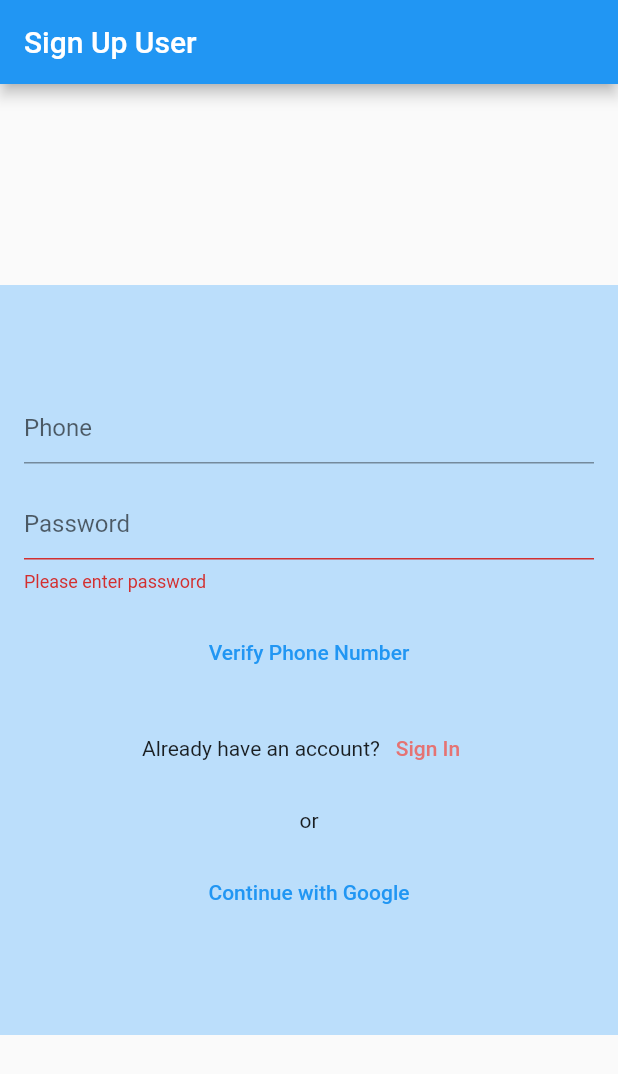
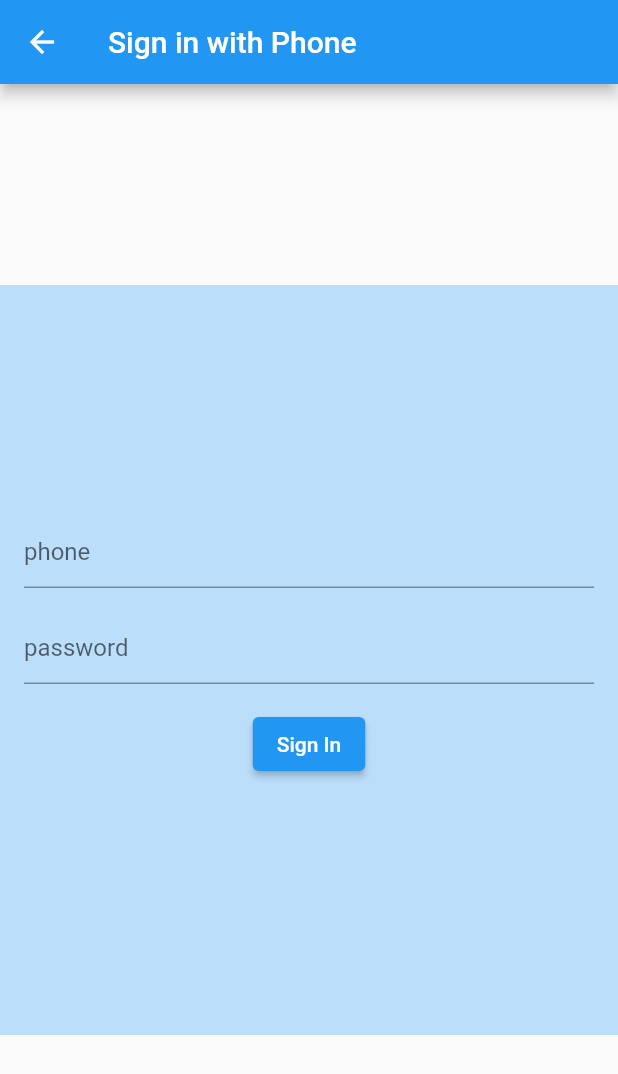
Before and after one commit to Dolma455/authentication_firebase, a Flutter app: the screen it shows after launch, after a tap on "Verify Phone Number", after a tap on "Sign In", on a phone screen of 412 x 824 dp. Shown: the top 1074 px of the screen. Run offline on Flutter 3.47's test engine with Material 2 defaults, Android fonts, the light colour scheme and no system bars; our stand-ins replace firebase_auth, firebase_core, google_sign_in; accounts and stored records are empty; network calls fail; key blocks and very long unbroken strings in the code were emptied for the run.

Commit message:
feat:Signup authentication wit phone success and login page for signin

```diff
--- a/lib/phone_auth/screen/signin_phone_screen.dart
+++ b/lib/phone_auth/screen/signin_phone_screen.dart
@@ -0,0 +1,78 @@
+import 'package:flutter/material.dart';
+import 'package:flutterweb/phone_auth/screen/signin_home_screen.dart';
+import 'package:flutterweb/phone_auth/user_authentication/user_auth_phone.dart';
+
+class SignInPhoneScreen extends StatelessWidget {
+  final TextEditingController phoneController = TextEditingController();
+  final TextEditingController passwordController = TextEditingController();
+  final GlobalKey<FormState> _formKey = GlobalKey<FormState>();
+  final FirebasePhoneAuth phoneAuth = FirebasePhoneAuth();
+  SignInPhoneScreen({super.key});
+
+  @override
+  Widget build(BuildContext context) {
+    return Scaffold(
+      appBar: AppBar(
+        title: const Text("Sign in with Phone"),
+      ),
+      body: Form(
+          key: _formKey,
+          child: Center(
+            child: Container(
+              height: 500,
+              width: 500,
+              color: Colors.blue[100],
+              child: Padding(
+                padding: const EdgeInsets.all(16),
+                child: Column(
+                  mainAxisAlignment: MainAxisAlignment.center,
+                  crossAxisAlignment: CrossAxisAlignment.center,
+                  children: [
+                    TextFormField(
+                      controller: phoneController,
+                      decoration: const InputDecoration(
+                        hintText: "phone",
+                      ),
+                    ),
+                    const SizedBox(
+                      height: 16,
+                    ),
+                    TextField(
+                      controller: passwordController,
+                      decoration: const InputDecoration(
+                        hintText: "password",
+                      ),
+                    ),
+                    const SizedBox(
+                      height: 16,
+                    ),
+                    ElevatedButton(
+                        onPressed: () async {
+                          if (_formKey.currentState!.validate()) {
+                            String phone = phoneController.text;
+                            String password = passwordController.text;
+                            try {
+                              await phoneAuth.signInPhone(
+                                  phone, password, context);
+                              Navigator.push(
+                                  context,
+                                  MaterialPageRoute(
+                                      builder: (context) =>
+                                          const SignInPhoneHomeScreen()));
+                            } catch (e) {
+                              print(e);
+                            }
+                          }
+                        },
+                        child: const Text("Sign In")),
+                    const SizedBox(
+                      height: 16,
+                    ),
+                  ],
+                ),
+              ),
+            ),
+          )),
+    );
+  }
+}
--- a/lib/phone_auth/screen/signup_home_screen.dart
+++ b/lib/phone_auth/screen/signup_home_screen.dart
@@ -3,8 +3,10 @@ import 'package:flutter/material.dart';
 import 'package:flutterweb/sign_up_auth/screen/sign_in_screen.dart';
 
 class SignUpPhoneHomeScreen extends StatelessWidget {
-  final int phone;
-  const SignUpPhoneHomeScreen({super.key, required this.phone});
+  //final int phone;
+  const SignUpPhoneHomeScreen({
+    super.key,
+  });
 
   @override
   Widget build(BuildContext context) {
@@ -19,7 +21,7 @@ class SignUpPhoneHomeScreen extends StatelessWidget {
             crossAxisAlignment: CrossAxisAlignment.center,
             mainAxisAlignment: MainAxisAlignment.center,
             children: [
-              Text("Created account successfully!! with phone: $phone"),
+              const Text("Created account successfully!! with phone: "),
               const SizedBox(
                 height: 16,
               ),
--- a/lib/phone_auth/screen/signup_phone_screen.dart
+++ b/lib/phone_auth/screen/signup_phone_screen.dart
@@ -1,4 +1,7 @@
+import 'package:firebase_auth/firebase_auth.dart';
 import 'package:flutter/material.dart';
+import 'package:flutterweb/phone_auth/screen/signin_phone_screen.dart';
+import 'package:flutterweb/phone_auth/screen/signup_home_screen.dart';
 import 'package:flutterweb/phone_auth/user_authentication/user_auth_phone.dart';
 
 import 'package:flutterweb/sign_up_auth/validation/signup_validation.dart';
@@ -10,27 +13,13 @@ class SignUpPhoneScreen extends StatelessWidget {
   final GlobalKey<FormState> _formKey = GlobalKey<FormState>();
   SignUpPhoneScreen({super.key});
 
-  void _submitPhoneNumber(BuildContext context) async {
-    if (_formKey.currentState!.validate()) {
-      try {
-
-
-        // Start the phone number verification process
-        await FirebasePhoneAuth().verifyPhoneNumber(phoneController.text,context);
-
-        // Dismiss the loading indicator
-        Navigator.of(context).pop();
-      } catch (e) {
-        // Dismiss the loading indicator
-        Navigator.of(context).pop();
-
-        // Show an error message
+  void _showErrorDialog(BuildContext context, String message) async {
     showDialog(
       context: context,
       builder: (BuildContext context) {
         return AlertDialog(
           title: const Text("Error"),
-              content: Text(e.toString()),
+          content: Text(message),
           actions: [
             TextButton(
               onPressed: () {
@@ -42,6 +31,15 @@ class SignUpPhoneScreen extends StatelessWidget {
         );
       },
     );
+  }
+
+  void _submitPhoneNumber(BuildContext context) async {
+    if (_formKey.currentState!.validate()) {
+      try {
+        await FirebasePhoneAuth()
+            .verifyPhoneNumber(phoneController.text, context);
+      } catch (e) {
+        _showErrorDialog(context, 'Invalid Format');
       }
     }
   }
@@ -99,7 +97,13 @@ class SignUpPhoneScreen extends StatelessWidget {
                       children: [
                         const Text("Already have an account?"),
                         TextButton(
-                            onPressed: () {},
+                            onPressed: () {
+                              Navigator.push(
+                                  context,
+                                  MaterialPageRoute(
+                                      builder: (context) =>
+                                          SignInPhoneScreen()));
+                            },
                             child: Text(
                               "Sign In",
                               style: TextStyle(
@@ -116,19 +120,19 @@ class SignUpPhoneScreen extends StatelessWidget {
                   ),
                   TextButton(
                       onPressed: () async {
-                        // try {
-                        //   UserCredential userCredential =
-                        //       await authService.googleSignIn();
-                        //   print(
-                        //       'User signed up and signed in with Google: ${userCredential.user}');
-                        //   Navigator.push(
-                        //       context,
-                        //       MaterialPageRoute(
-                        //           builder: (context) => SignUpHomeScreen(
-                        //               email: userCredential.user!.email!)));
-                        // } catch (e) {
-                        //   print("Sign up with google failed:$e");
-                        // }
+                        try {
+                          UserCredential userCredential =
+                              await FirebasePhoneAuth().googleSignIn();
+                          print(
+                              'User signed up and signed in with Google: ${userCredential.user}');
+                          Navigator.push(
+                              context,
+                              MaterialPageRoute(
+                                  builder: (context) =>
+                                      const SignUpPhoneHomeScreen()));
+                        } catch (e) {
+                          print("Sign up with google failed:$e");
+                        }
                       },
                       child: const Text("Continue with Google")),
                 ],
--- a/pubspec.yaml
+++ b/pubspec.yaml
@@ -38,6 +38,7 @@ dependencies:
   firebase_core: ^2.22.0
   firebase_auth: ^4.14.1
   google_sign_in: ^5.2.1
+  libphonenumber: ^2.0.1
 
 
 dev_dependencies:
```
Also changed, not shown: lib/phone_auth/screen/signin_home_screen.dart (+25 -0 lines), lib/phone_auth/user_authentication/user_auth_phone.dart (+87 -6 lines), pubspec.lock. Lines whose indentation alone changed are shown as unchanged.
